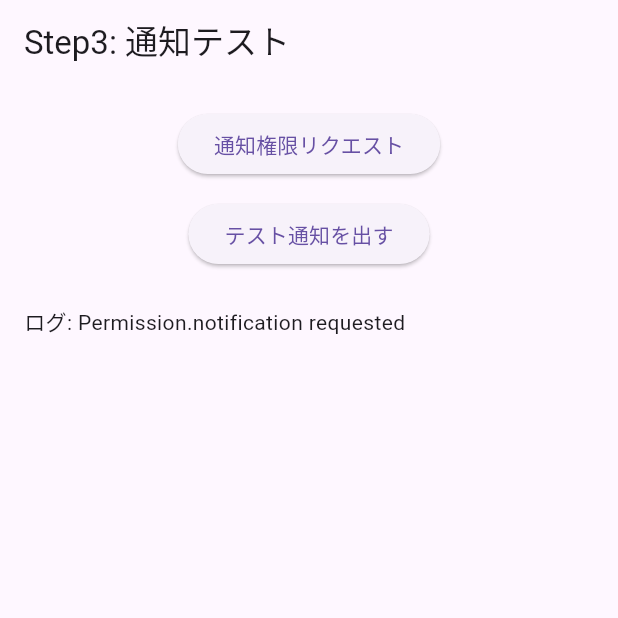
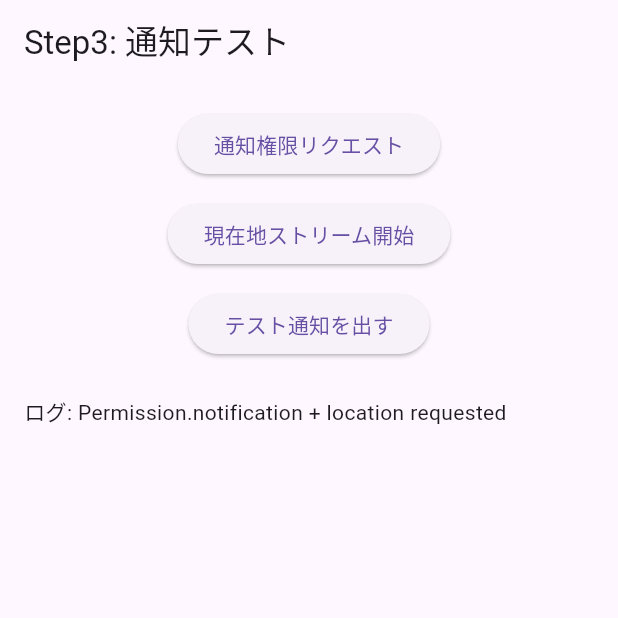
Before and after one commit to toyotarou/test_flutter_geofencing_sample2, a Flutter app: the screen it shows after launch, after a tap on "通知権限リクエスト", on a phone screen of 412 x 824 dp, the top half of it. Run offline on Flutter 3.47's test engine with Material 3 defaults, Android fonts, the phone set to English and light mode, and no system bars; our stand-ins replace flutter_local_notifications, geolocator, permission_handler.

Commit message:
commit 20260226 step4

```diff
--- a/lib/main.dart
+++ b/lib/main.dart
@@ -1,7 +1,9 @@
+import 'dart:async'; // ★追加
 import 'dart:typed_data';
 
 import 'package:flutter/material.dart';
 import 'package:flutter_local_notifications/flutter_local_notifications.dart';
+import 'package:geolocator/geolocator.dart'; // ★追加
 import 'package:permission_handler/permission_handler.dart';
 
 void main() async {
@@ -30,12 +32,21 @@ class _HomeState extends State<Home> {
 
   String _log = '';
 
+  StreamSubscription<Position>? _positionStream; // ★追加
+
   ///
   @override
   void initState() {
     super.initState();
 
     _initNotifications();
+  }
+
+  ///
+  @override
+  void dispose() {
+    _positionStream?.cancel(); // ★追加
+    super.dispose();
   }
 
   ///
@@ -53,7 +64,27 @@ class _HomeState extends State<Home> {
   ///
   Future<void> _requestNotificationPermission() async {
     await Permission.notification.request();
-    setState(() => _log = 'Permission.notification requested');
+    await Permission.location.request(); // ★追加（前景位置）
+    setState(() => _log = 'Permission.notification + location requested'); // ★文言変更（任意）
+  }
+
+  ///
+  void _startLocationStream() {
+    _positionStream?.cancel();
+
+    _positionStream =
+        Geolocator.getPositionStream(
+          locationSettings: const LocationSettings(accuracy: LocationAccuracy.high, distanceFilter: 10),
+        ).listen(
+          (Position pos) {
+            setState(() => _log = '現在地: ${pos.latitude.toStringAsFixed(5)}, ${pos.longitude.toStringAsFixed(5)}');
+          },
+          onError: (Object e) {
+            setState(() => _log = '位置取得エラー: $e');
+          },
+        );
+
+    setState(() => _log = 'Location stream started...');
   }
 
   ///
@@ -88,6 +119,8 @@ class _HomeState extends State<Home> {
           children: <Widget>[
             ElevatedButton(onPressed: _requestNotificationPermission, child: const Text('通知権限リクエスト')),
             const SizedBox(height: 12),
+            ElevatedButton(onPressed: _startLocationStream, child: const Text('現在地ストリーム開始')), // ★追加
+            const SizedBox(height: 12),
             ElevatedButton(onPressed: _showTestNotification, child: const Text('テスト通知を出す')),
             const SizedBox(height: 24),
             Align(alignment: Alignment.centerLeft, child: Text('ログ: $_log')),
```
